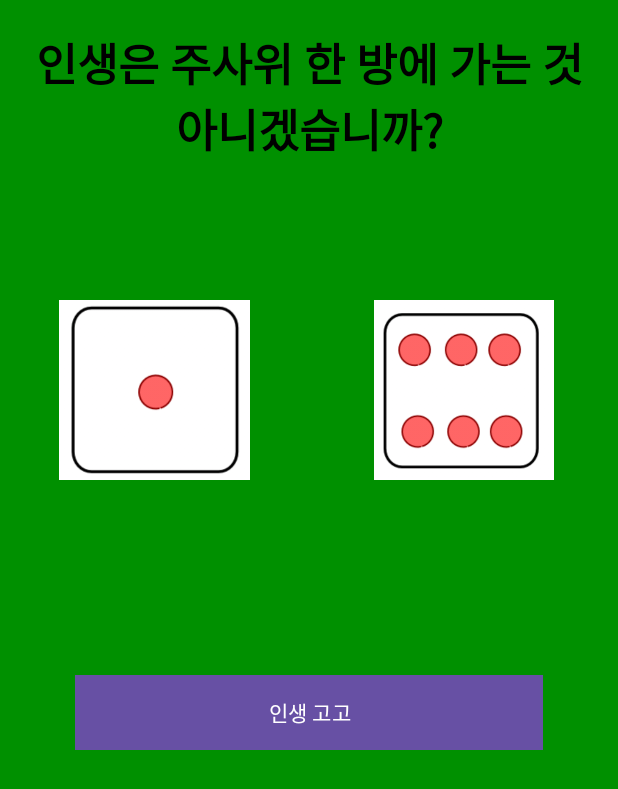
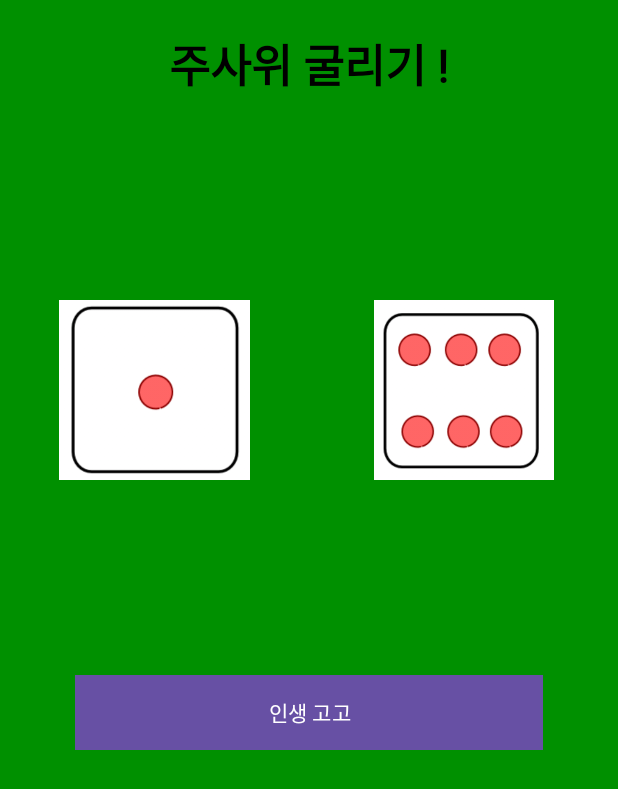
Before and after one commit to sangmoki/dice, an Android app: the screen it shows after launch (MainActivity), on a phone screen of 412 x 824 dp. Shown: the top 789 px of the screen. Run offline under Robolectric (Android 15) with nearby library versions, the phone set to English and light mode, and no system bars; our stand-ins replace data binding.

```diff
--- a/app/src/main/res/layout/activity_main.xml
+++ b/app/src/main/res/layout/activity_main.xml
@@ -27,7 +27,7 @@
                 android:layout_margin="20dp"
                 android:textStyle="bold"
                 android:fontFamily="@font/bmjua"
-                android:text="인생은 주사위 한 방에 가는 것 아니겠습니까?">
+                android:text="주사위 굴리기 !">
             </TextView>
         </LinearLayout>
 
```
